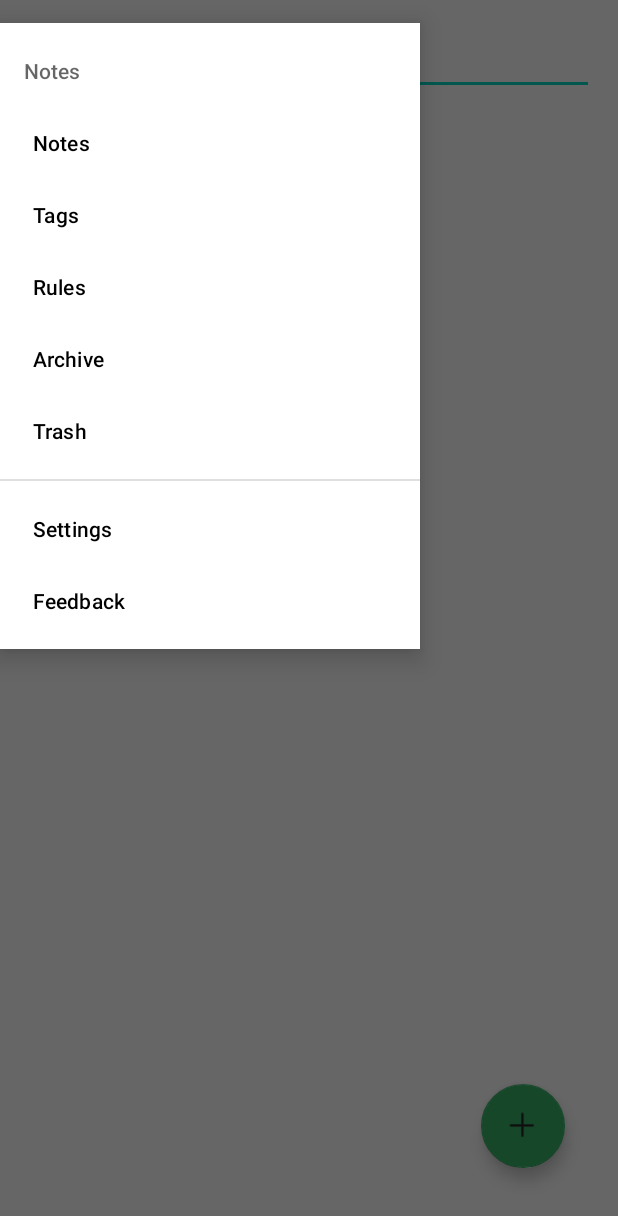
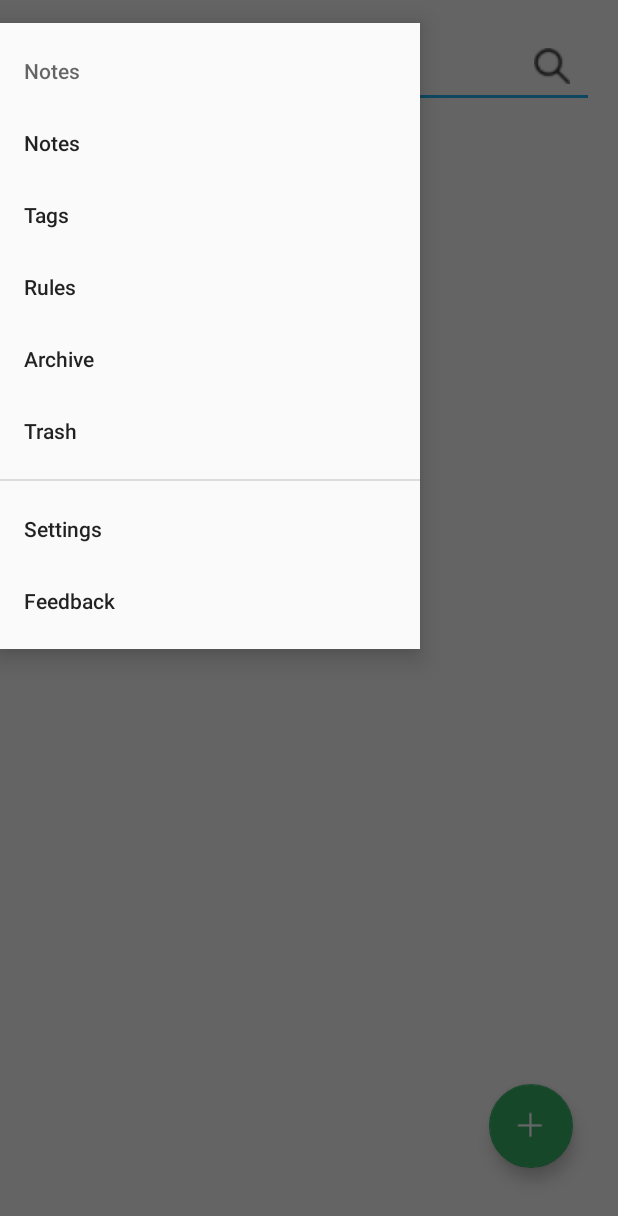
Before and after one commit to winnie-phebus/Abstrkt, an Android app: the screen it shows after launch once a user with an empty profile is signed in (HomePage), with the side drawer open, on a phone screen of 412 x 824 dp. Shown: the top 1216 px of the screen. Run offline under Robolectric (Android 15) with nearby library versions, the phone set to English and light mode, and no system bars; our stand-ins replace Firebase (no records; nobody signed in at launch, a user with empty details on screens opened directly); 1 statement that could not run was skipped.

Commit message:
Front-End Update

```diff
--- a/app/src/main/AndroidManifest.xml
+++ b/app/src/main/AndroidManifest.xml
@@ -19,7 +19,7 @@
         android:label="@string/app_name"
         android:roundIcon="@mipmap/ic_launcher_round"
         android:supportsRtl="true"
-        android:theme="@style/Theme.Abstrkt"
+        android:theme="@style/BlueThemeDark"
         tools:targetApi="31">
         <activity
             android:name=".SettingsActivity"
--- a/app/src/main/res/layout/activity_home_page.xml
+++ b/app/src/main/res/layout/activity_home_page.xml
@@ -15,31 +15,32 @@
             android:id="@+id/imageView_searchIcon"
             android:layout_width="24dp"
             android:layout_height="24dp"
-            android:layout_marginStart="15dp"
+            android:layout_marginStart="-40dp"
             app:layout_constraintBottom_toBottomOf="@+id/editText_Search"
-            app:layout_constraintStart_toEndOf="@+id/imageButton_Menu"
+            app:layout_constraintStart_toEndOf="@+id/editText_Search"
             app:layout_constraintTop_toTopOf="@+id/editText_Search"
+            app:layout_constraintVertical_bias="0.32999998"
             app:srcCompat="@drawable/search" />
 
         <EditText
             android:id="@+id/editText_Search"
             android:layout_width="0dp"
             android:layout_height="wrap_content"
-            android:layout_marginStart="10dp"
-            android:layout_marginTop="15dp"
+            android:layout_marginStart="16dp"
+            android:layout_marginTop="24dp"
             android:layout_marginEnd="16dp"
             android:ems="10"
             android:fontFamily="sans-serif-light"
             android:hint="Search"
+
             android:minHeight="48dp"
-
             android:textColor="@color/black"
             android:textColorHighlight="@color/primary_color"
-            android:textColorHint="@color/primary_color"
+            android:textColorHint="@color/black"
             android:textColorLink="@color/primary_color"
             android:textSize="16sp"
             app:layout_constraintEnd_toEndOf="parent"
-            app:layout_constraintStart_toEndOf="@+id/imageView_searchIcon"
+            app:layout_constraintStart_toEndOf="@+id/imageButton_Menu"
             app:layout_constraintTop_toTopOf="parent" />
 
         <ImageButton
@@ -47,6 +48,7 @@
             android:layout_width="wrap_content"
             android:layout_height="wrap_content"
             android:layout_marginStart="10dp"
+            android:background="#00FFFFFF"
             android:minWidth="48dp"
             android:minHeight="48dp"
             android:scaleType="fitXY"
@@ -54,7 +56,7 @@
             app:layout_constraintStart_toStartOf="parent"
             app:layout_constraintTop_toTopOf="@+id/editText_Search"
             app:layout_constraintVertical_bias="0.5"
-            app:srcCompat="@drawable/camera"
+            app:srcCompat="@mipmap/menu"
             tools:ignore="SpeakableTextPresentCheck" />
 
         <androidx.fragment.app.FragmentContainerView
@@ -62,9 +64,7 @@
             android:name="com.example.abstrkt.NotesFragment"
             android:layout_width="fill_parent"
             android:layout_height="0dp"
-            android:layout_marginStart="5dp"
-            android:layout_marginTop="10dp"
-            android:layout_marginEnd="5dp"
+            android:layout_marginTop="24dp"
             android:layout_marginBottom="15dp"
             app:layout_constraintBottom_toBottomOf="parent"
             app:layout_constraintEnd_toEndOf="parent"
--- a/app/src/main/res/layout/fragment_notes.xml
+++ b/app/src/main/res/layout/fragment_notes.xml
@@ -14,9 +14,8 @@
             android:id="@+id/recyclerView_allFolders"
             android:layout_width="0dp"
             android:layout_height="wrap_content"
-            android:layout_marginStart="10dp"
-            android:layout_marginTop="32dp"
-            android:layout_marginEnd="10dp"
+            android:layout_marginStart="24dp"
+            android:layout_marginEnd="24dp"
             android:divider="@null"
             android:fadingEdge="horizontal"
             android:orientation="horizontal"
@@ -29,7 +28,7 @@
             android:id="@+id/textView_notes"
             android:layout_width="wrap_content"
             android:layout_height="wrap_content"
-            android:layout_marginStart="10dp"
+            android:layout_marginStart="24dp"
             android:layout_marginTop="32dp"
             android:fontFamily="sans-serif-light"
             android:text="All Notes"
@@ -42,9 +41,9 @@
             android:id="@+id/recyclerView_allNotes"
             android:layout_width="fill_parent"
             android:layout_height="0dp"
-            android:layout_marginStart="10dp"
+            android:layout_marginStart="24dp"
             android:layout_marginTop="10dp"
-            android:layout_marginEnd="10dp"
+            android:layout_marginEnd="24dp"
             android:layout_marginBottom="10dp"
             app:layout_constraintBottom_toBottomOf="parent"
             app:layout_constraintEnd_toEndOf="parent"
--- a/app/src/main/res/layout/fragment_rules.xml
+++ b/app/src/main/res/layout/fragment_rules.xml
@@ -15,6 +15,7 @@
         android:layout_marginTop="32dp"
         android:fontFamily="sans-serif-light"
         android:text="Rules"
+        android:textColor="@color/black"
         android:textSize="16dp"
         app:layout_constraintStart_toStartOf="parent"
         app:layout_constraintTop_toTopOf="parent" />
--- a/app/src/main/res/layout/fragment_tags.xml
+++ b/app/src/main/res/layout/fragment_tags.xml
@@ -15,6 +15,7 @@
         android:layout_marginTop="32dp"
         android:fontFamily="sans-serif-light"
         android:text="Tags"
+        android:textColor="@color/black"
         android:textSize="16dp"
         app:layout_constraintStart_toStartOf="parent"
         app:layout_constraintTop_toTopOf="parent" />
--- a/app/src/main/res/layout/fragment_trash.xml
+++ b/app/src/main/res/layout/fragment_trash.xml
@@ -16,6 +16,7 @@
         android:layout_marginTop="32dp"
         android:fontFamily="sans-serif-light"
         android:text="Trash"
+        android:textColor="@color/black"
         android:textSize="16dp"
         app:layout_constraintStart_toStartOf="parent"
         app:layout_constraintTop_toTopOf="parent" />
--- a/app/src/main/res/layout/preview_folder.xml
+++ b/app/src/main/res/layout/preview_folder.xml
@@ -19,8 +19,9 @@
         android:id="@+id/folder_prev_name"
         android:layout_width="wrap_content"
         android:layout_height="wrap_content"
+        android:fontFamily="sans-serif-light"
         android:text="Example"
-        android:fontFamily="sans-serif-light"
+        android:textColor="@color/black"
         android:textSize="16dp"
         app:layout_constraintEnd_toEndOf="@+id/folder_prev_icon"
         app:layout_constraintStart_toStartOf="@+id/folder_prev_icon"
--- a/app/src/main/res/values/colors.xml
+++ b/app/src/main/res/values/colors.xml
@@ -13,7 +13,7 @@
     gray1 for disabling buttons, gray2 for bounding boxes -->
 
     <color name="white">#FFFFFFFF</color>
-    <color name="black">#FF262626</color>
+    <color name="black">#333333</color>
     <color name="gray1">#BDBDBD</color>
     <color name="gray2">#F8F8F8</color>
 
@@ -22,5 +22,19 @@
 
     <color name="green_main">#36B268</color>
     <color name="green_light">#EBF7F0</color>
+    <color name="yellow_main">#EFCC17</color>
+    <color name="yellow_light">#FDFAE8</color>
+    <color name="orange_main">#E39621</color>
+    <color name="orange_light">#fcf5e9</color>
+    <color name="red_main">#EB5757</color>
+    <color name="red_light">#FDEEEE</color>
+    <color name="purple_main">#8A36B2</color>
+    <color name="purple_light">#F3EBF7</color>
+    <color name="blue_main">#1FB1EF</color>
+    <color name="blue_light">#E9F7FD</color>
+
+
+
+
 
 </resources>
--- a/app/src/main/res/values/styles.xml
+++ b/app/src/main/res/values/styles.xml
@@ -5,4 +5,44 @@
         <item name="cornerSize">50%</item>
         <item name="backgroundColor">@color/primary_color</item>
     </style>
+
+    <style name="GreenTheme1" parent="Theme.AppCompat.Light.DarkActionBar">
+        <!-- default green light theme-->
+        <item name="colorPrimary">@color/green_main</item>
+        <item name="colorSecondary">@color/green_light</item>
+        <item name="colorOnBackground">@color/white</item>
+        <item name="textFillColor">@color/black</item>
+        <item name="colorControlActivated">@color/green_main</item>
+    </style>
+
+    <style name="GreenThemeDark" parent="Theme.AppCompat.Light.DarkActionBar">
+        <!-- default green light theme-->
+        <item name="colorPrimary">@color/green_main</item>
+        <item name="colorSecondary">@color/green_light</item>
+        <item name="colorOnBackground">@color/black</item>
+        <item name="textFillColor">@color/white</item>
+        <item name="colorControlActivated">@color/green_main</item>
+    </style>
+
+    <style name="BlueTheme1" parent="Theme.AppCompat.Light.DarkActionBar">
+        <!-- default green light theme-->
+        <item name="colorPrimary">@color/blue_main</item>
+        <item name="colorSecondary">@color/blue_light</item>
+        <item name="colorOnBackground">@color/white</item>
+        <item name="textFillColor">@color/black</item>
+        <item name="colorControlActivated">@color/blue_main</item>
+    </style>
+
+    <style name="BlueThemeDark" parent="Theme.AppCompat.DayNight.NoActionBar">
+        <!-- default green light theme-->
+        <item name="colorPrimary">@color/blue_main</item>
+        <item name="colorSecondary">@color/blue_light</item>
+        <item name="colorOnBackground">@color/black</item>
+        <item name="textFillColor">@color/white</item>
+        <item name="colorControlActivated">@color/blue_main</item>
+    </style>
+
+
+
+
 </resources>
```
Also changed, not shown: app/src/main/res/drawable-v24/note_preview_background.xml (added, +13 -0 lines), app/src/main/res/layout/preview_note.xml (+8 -3 lines), app/src/main/res/values/themes.xml (+18 -0 lines), app/src/main/res/drawable-v24/menu.png, app/src/main/res/mipmap-xhdpi/menu.png (added).
